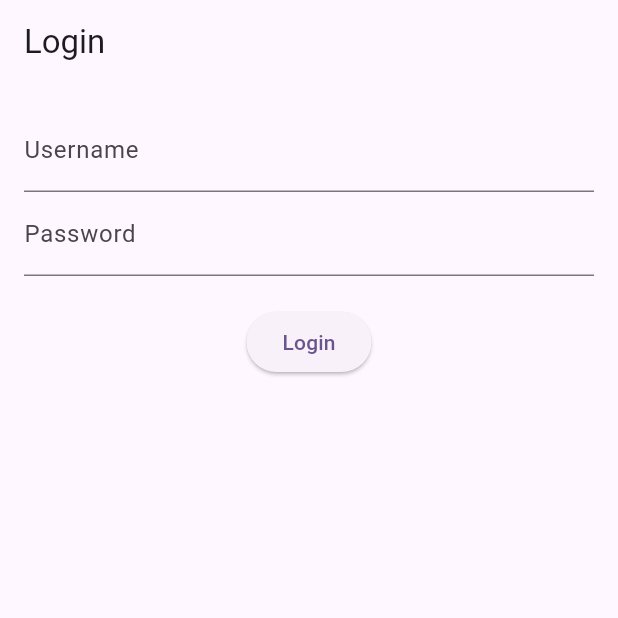
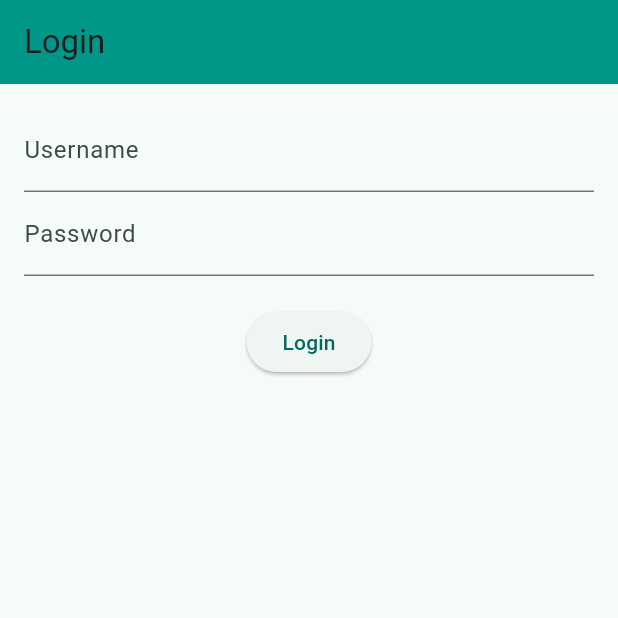
Before and after one commit to amsterdatech/ballastlane-flutter, a Flutter app: the screen it shows after launch, on a phone screen of 412 x 824 dp, the top half of it. Run offline on Flutter 3.47's test engine with Material 3 defaults, Android fonts, the phone set to English and light mode, and no system bars.

Commit message:
-Add appBarTheme to main.dart

```diff
--- a/lib/main.dart
+++ b/lib/main.dart
@@ -1,9 +1,11 @@
 import 'package:ballastlane_flutter/providers/auth_provider.dart';
+import 'package:ballastlane_flutter/providers/shows_provider.dart';
 import 'package:ballastlane_flutter/screens/home_screen.dart';
 import 'package:ballastlane_flutter/screens/login_screen.dart';
 import 'package:ballastlane_flutter/screens/splash_screen.dart';
 import 'package:flutter/material.dart';
 import 'package:provider/provider.dart';
+import 'package:http/http.dart' as http;
 
 void main() {
   runApp(const MyApp());
@@ -17,31 +19,22 @@
     return MultiProvider(
       providers: [
         ChangeNotifierProvider(create: (context) => AuthProvider()),
+        ChangeNotifierProvider(
+            create: (create) => ShowsProvider(client: http.Client()))
       ],
       child: MaterialApp(
         title: 'BallastLane Tv App',
         theme: ThemeData(
-          // This is the theme of your application.
-          //
-          // TRY THIS: Try running your application with "flutter run". You'll see
-          // the application has a purple toolbar. Then, without quitting the app,
-          // try changing the seedColor in the colorScheme below to Colors.green
-          // and then invoke "hot reload" (save your changes or press the "hot
-          // reload" button in a Flutter-supported IDE, or press "r" if you used
-          // the command line to start the app).
-          //
-          // Notice that the counter didn't reset back to zero; the application
-          // state is not lost during the reload. To reset the state, use hot
-          // restart instead.
-          //
-          // This works for code too, not just values: Most code changes can be
-          // tested with just a hot reload.
-          colorScheme: ColorScheme.fromSeed(seedColor: Colors.deepPurple),
+          appBarTheme: const AppBarTheme(
+            iconTheme: IconThemeData(color: Colors.black),
+            color: Colors.teal, //<-- SEE HERE
+          ),
+          colorScheme: ColorScheme.fromSeed(seedColor: Colors.teal),
           useMaterial3: true,
         ),
         home: const SplashScreen(),
         routes: {
-          "/home": (context) => const HomeScreen(),
+          "/home": (context) => HomeScreen(),
           "/login": (context) => LoginScreen(),
         },
       ),
```
